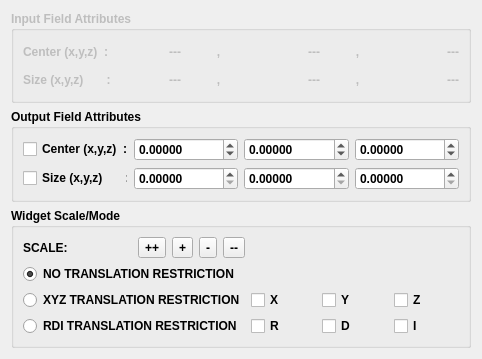
Qt form src/Interface/Modules/Fields/EditMeshBoundingBox.ui (SCIInstitute/SCIRun) before a commit.
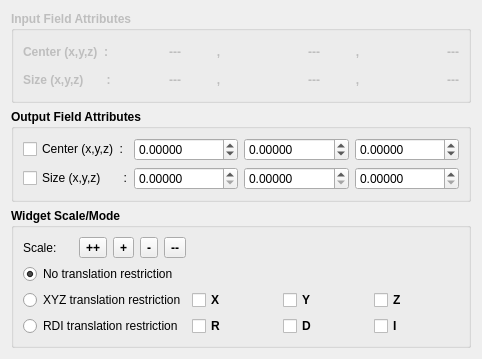
The same form after that commit.

Diff of the .ui file:
```diff
--- a/src/Interface/Modules/Fields/EditMeshBoundingBox.ui
+++ b/src/Interface/Modules/Fields/EditMeshBoundingBox.ui
@@ -246,8 +246,8 @@
         </property>
         <property name="font">
          <font>
-          <weight>75</weight>
-          <bold>true</bold>
+          <weight>50</weight>
+          <bold>false</bold>
          </font>
         </property>
         <property name="text">
@@ -260,6 +260,12 @@
         <property name="enabled">
          <bool>true</bool>
         </property>
+        <property name="font">
+         <font>
+          <weight>50</weight>
+          <bold>false</bold>
+         </font>
+        </property>
         <property name="decimals">
          <number>5</number>
         </property>
@@ -276,6 +282,12 @@
         <property name="enabled">
          <bool>true</bool>
         </property>
+        <property name="font">
+         <font>
+          <weight>50</weight>
+          <bold>false</bold>
+         </font>
+        </property>
         <property name="decimals">
          <number>5</number>
         </property>
@@ -292,6 +304,12 @@
         <property name="enabled">
          <bool>true</bool>
         </property>
+        <property name="font">
+         <font>
+          <weight>50</weight>
+          <bold>false</bold>
+         </font>
+        </property>
         <property name="decimals">
          <number>5</number>
         </property>
@@ -310,8 +328,8 @@
         </property>
         <property name="font">
          <font>
-          <weight>75</weight>
-          <bold>true</bold>
+          <weight>50</weight>
+          <bold>false</bold>
          </font>
         </property>
         <property name="text">
@@ -321,6 +339,12 @@
       </item>
       <item row="1" column="1">
        <widget class="QDoubleSpinBox" name="outputSizeXSpinBox_">
+        <property name="font">
+         <font>
+          <weight>50</weight>
+          <bold>false</bold>
+         </font>
+        </property>
         <property name="decimals">
          <number>5</number>
         </property>
@@ -331,6 +355,12 @@
       </item>
       <item row="1" column="2">
        <widget class="QDoubleSpinBox" name="outputSizeYSpinBox_">
+        <property name="font">
+         <font>
+          <weight>50</weight>
+          <bold>false</bold>
+         </font>
+        </property>
         <property name="decimals">
          <number>5</number>
         </property>
@@ -341,6 +371,12 @@
       </item>
       <item row="1" column="3">
        <widget class="QDoubleSpinBox" name="outputSizeZSpinBox_">
+        <property name="font">
+         <font>
+          <weight>50</weight>
+          <bold>false</bold>
+         </font>
+        </property>
         <property name="decimals">
          <number>5</number>
         </property>
@@ -371,8 +407,14 @@
        <layout class="QHBoxLayout" name="horizontalLayout">
         <item>
          <widget class="QLabel" name="label">
+          <property name="font">
+           <font>
+            <weight>50</weight>
+            <bold>false</bold>
+           </font>
+          </property>
           <property name="text">
-           <string>SCALE:</string>
+           <string>Scale:</string>
           </property>
          </widget>
         </item>
@@ -411,8 +453,14 @@
       </item>
       <item row="1" column="0">
        <widget class="QRadioButton" name="noTranslationRadioButton_">
+        <property name="font">
+         <font>
+          <weight>50</weight>
+          <bold>false</bold>
+         </font>
+        </property>
         <property name="text">
-         <string>NO TRANSLATION RESTRICTION</string>
+         <string>No translation restriction</string>
         </property>
         <property name="checked">
          <bool>true</bool>
@@ -421,8 +469,14 @@
       </item>
       <item row="2" column="0">
        <widget class="QRadioButton" name="xyzTranslationRadioButton_">
+        <property name="font">
+         <font>
+          <weight>50</weight>
+          <bold>false</bold>
+         </font>
+        </property>
         <property name="text">
-         <string>XYZ TRANSLATION RESTRICTION</string>
+         <string>XYZ translation restriction</string>
         </property>
        </widget>
       </item>
@@ -449,8 +503,14 @@
       </item>
       <item row="3" column="0">
        <widget class="QRadioButton" name="rdiTranslationRadioButton_">
+        <property name="font">
+         <font>
+          <weight>50</weight>
+          <bold>false</bold>
+         </font>
+        </property>
         <property name="text">
-         <string>RDI TRANSLATION RESTRICTION</string>
+         <string>RDI translation restriction</string>
         </property>
        </widget>
       </item>
```
